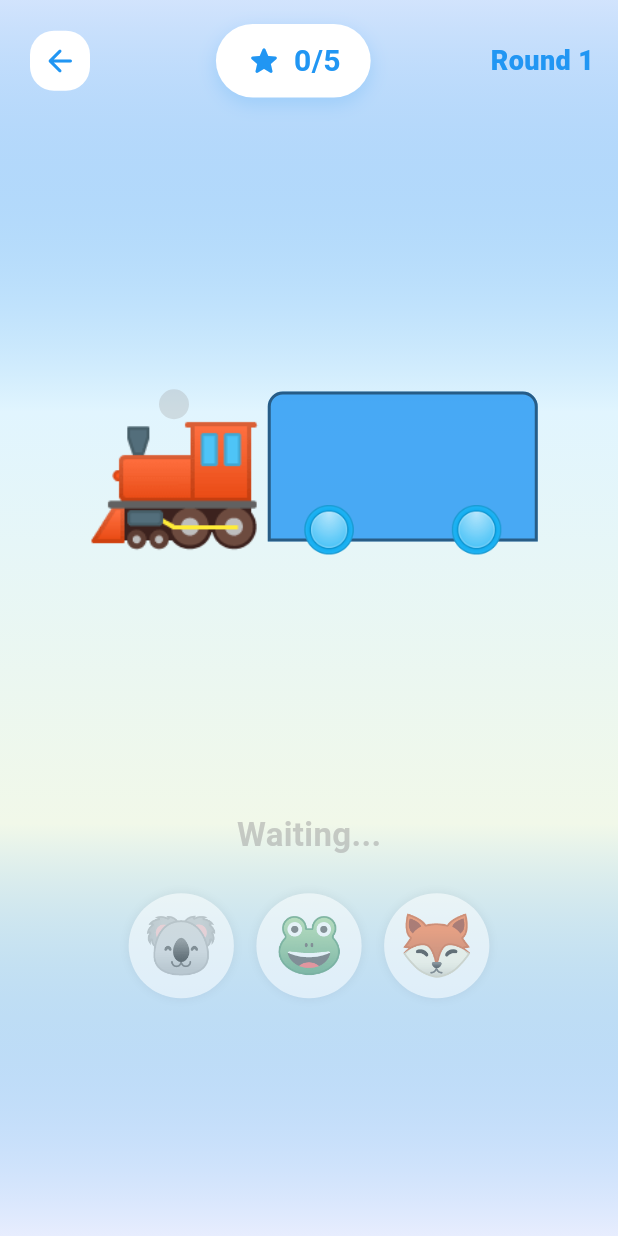
After one commit to codezzi-dev/puzzle_fun, a Flutter app: the TrainAdditionGame screen opened directly, on a phone screen of 412 x 824 dp. The commit adds this screen. Run offline on Flutter 3.47's test engine with Material 3 defaults, Android fonts, the phone set to English and light mode, and no system bars; our stand-ins replace audioplayers, equatable, flutter_riverpod, flutter_tts, universal_io; Roboto replaces fonts that are missing (Nunito).

Commit message:
Train passenger game add

```diff
--- /dev/null
+++ b/lib/train_addition/config_ta.dart
@@ -0,0 +1,229 @@
+import 'dart:math';
+import 'package:flutter/material.dart';
+import 'package:flutter_riverpod/flutter_riverpod.dart';
+
+/// Represents a passenger item for the train
+class PassengerItem {
+  final String emoji;
+  final String name;
+
+  const PassengerItem({required this.emoji, required this.name});
+}
+
+/// Palette of passengers for the train addition game
+const List<PassengerItem> passengerPalette = [
+  PassengerItem(emoji: '🐶', name: 'puppies'),
+  PassengerItem(emoji: '🐱', name: 'kittens'),
+  PassengerItem(emoji: '🐰', name: 'bunnies'),
+  PassengerItem(emoji: '🐼', name: 'pandas'),
+  PassengerItem(emoji: '🦁', name: 'lions'),
+  PassengerItem(emoji: '🐵', name: 'monkeys'),
+  PassengerItem(emoji: '🐸', name: 'frogs'),
+  PassengerItem(emoji: '🦊', name: 'foxes'),
+  PassengerItem(emoji: '🐻', name: 'bears'),
+  PassengerItem(emoji: '🐨', name: 'koalas'),
+];
+
+/// Game phases for Train Addition
+enum TrainAdditionPhase {
+  intro, // Train arrives empty
+  boardingInitial, // Boarding the FIRST group of passengers
+  boardingSecond, // Boarding the SECOND group of passengers
+  testing, // Question phase: "How many now?"
+  success, // Celebration phase
+}
+
+/// State for the Train Addition game
+class TrainAdditionState {
+  final List<PassengerItem> initialGroup;
+  final List<PassengerItem> boardingGroup;
+  final List<int> testOptions;
+  final int correctAnswer;
+  final TrainAdditionPhase phase;
+  final int score;
+  final int totalRounds;
+  final int currentRound;
+  final Color themeColor;
+  final int currentInitialTapped;
+  final int currentBoardingTapped;
+
+  const TrainAdditionState({
+    required this.initialGroup,
+    required this.boardingGroup,
+    required this.testOptions,
+    required this.correctAnswer,
+    required this.phase,
+    required this.score,
+    required this.totalRounds,
+    required this.currentRound,
+    required this.themeColor,
+    required this.currentInitialTapped,
+    required this.currentBoardingTapped,
+  });
+
+  factory TrainAdditionState.initial() {
+    final random = Random();
+
+    // Generate counts: 1-4 for initial, 1-4 for boarding
+    final initialCount = random.nextInt(3) + 2; // 2-4
+    final boardingCount = random.nextInt(3) + 2; // 2-4
+
+    // Pick unique-ish passengers for each group
+    List<PassengerItem> shuffled = List.from(passengerPalette)..shuffle(random);
+    final initialGroup = shuffled.take(initialCount).toList();
+    final boardingGroup = shuffled.skip(initialCount).take(boardingCount).toList();
+
+    final sum = initialCount + boardingCount;
+    final options = _generateOptions(sum, random);
+
+    final themeColors = [
+      Colors.blue,
+      Colors.green,
+      Colors.orange,
+      Colors.purple,
+      Colors.red,
+      Colors.teal,
+      Colors.indigo,
+      Colors.deepOrange,
+    ];
+
+    return TrainAdditionState(
+      initialGroup: initialGroup,
+      boardingGroup: boardingGroup,
+      testOptions: options,
+      correctAnswer: sum,
+      phase: TrainAdditionPhase.intro,
+      score: 0,
+      totalRounds: 5,
+      currentRound: 1,
+      themeColor: themeColors[random.nextInt(themeColors.length)],
+      currentInitialTapped: 0,
+      currentBoardingTapped: 0,
+    );
+  }
+
+  TrainAdditionState copyWith({
+    List<PassengerItem>? initialGroup,
+    List<PassengerItem>? boardingGroup,
+    List<int>? testOptions,
+    int? correctAnswer,
+    TrainAdditionPhase? phase,
+    int? score,
+    int? totalRounds,
+    int? currentRound,
+    Color? themeColor,
+    int? currentInitialTapped,
+    int? currentBoardingTapped,
+  }) {
+    return TrainAdditionState(
+      initialGroup: initialGroup ?? this.initialGroup,
+      boardingGroup: boardingGroup ?? this.boardingGroup,
+      testOptions: testOptions ?? this.testOptions,
+      correctAnswer: correctAnswer ?? this.correctAnswer,
+      phase: phase ?? this.phase,
+      score: score ?? this.score,
+      totalRounds: totalRounds ?? this.totalRounds,
+      currentRound: currentRound ?? this.currentRound,
+      themeColor: themeColor ?? this.themeColor,
+      currentInitialTapped: currentInitialTapped ?? this.currentInitialTapped,
+      currentBoardingTapped: currentBoardingTapped ?? this.currentBoardingTapped,
+    );
+  }
+}
+
+/// Generate answer options
+List<int> _generateOptions(int correctSum, Random random) {
+  Set<int> options = {correctSum};
+  while (options.length < 3) {
+    int offset = random.nextInt(3) + 1;
+    int val = random.nextBool() ? correctSum + offset : correctSum - offset;
+    if (val > 0 && val <= 10 && val != correctSum) {
+      options.add(val);
+    }
+  }
+  return options.toList()..shuffle(random);
+}
+
+/// Notifier for Train Addition game state
+class TrainAdditionNotifier extends Notifier<TrainAdditionState> {
+  final Random _random = Random();
+
+  @override
+  TrainAdditionState build() {
+    return TrainAdditionState.initial();
+  }
+
+  void startInitialPhase() {
+    state = state.copyWith(phase: TrainAdditionPhase.boardingInitial);
+  }
+
+  void incrementInitialTapped() {
+    if (state.currentInitialTapped < state.initialGroup.length) {
+      state = state.copyWith(currentInitialTapped: state.currentInitialTapped + 1);
+    }
+  }
+
+  void startSecondBoardingPhase() {
+    state = state.copyWith(phase: TrainAdditionPhase.boardingSecond);
+  }
+
+  void incrementBoardingTapped() {
+    if (state.currentBoardingTapped < state.boardingGroup.length) {
+      state = state.copyWith(currentBoardingTapped: state.currentBoardingTapped + 1);
+    }
+  }
+
+  void goToTest() {
+    state = state.copyWith(phase: TrainAdditionPhase.testing);
+  }
+
+  void checkAnswer(int selectedValue) {
+    if (selectedValue == state.correctAnswer) {
+      state = state.copyWith(phase: TrainAdditionPhase.success, score: state.score + 1);
+    }
+  }
+
+  void nextRound() {
+    if (state.currentRound >= state.totalRounds) {
+      state = TrainAdditionState.initial();
+    } else {
+      final initialCount = _random.nextInt(3) + 2; // 2-4
+      final boardingCount = _random.nextInt(3) + 2; // 2-4
+
+      List<PassengerItem> shuffled = List.from(passengerPalette)..shuffle(_random);
+      final initialGroup = shuffled.take(initialCount).toList();
+      final boardingGroup = shuffled.skip(initialCount).take(boardingCount).toList();
+
+      final sum = initialCount + boardingCount;
+      final options = _generateOptions(sum, _random);
+
+      final themeColors = [
+        Colors.blue,
+        Colors.green,
+        Colors.orange,
+        Colors.purple,
+        Colors.red,
+        Colors.teal,
+        Colors.indigo,
+        Colors.deepOrange,
+      ];
+
+      state = state.copyWith(
+        initialGroup: initialGroup,
+        boardingGroup: boardingGroup,
+        testOptions: options,
+        correctAnswer: sum,
+        phase: TrainAdditionPhase.intro,
+        currentRound: state.currentRound + 1,
+        themeColor: themeColors[_random.nextInt(themeColors.length)],
+        currentInitialTapped: 0,
+        currentBoardingTapped: 0,
+      );
+    }
+  }
+}
+
+/// Provider
+final trainAdditionProvider = NotifierProvider<TrainAdditionNotifier, TrainAdditionState>(() {
+  return TrainAdditionNotifier();
+}, isAutoDispose: true);
--- /dev/null
+++ b/lib/train_addition/train_addition_game.dart
@@ -0,0 +1,467 @@
+import 'package:flutter/material.dart';
+import 'package:flutter_riverpod/flutter_riverpod.dart';
+import '../shared/victory_audio_service.dart';
+import '../shared/tts_service.dart';
+import 'config_ta.dart';
+
+class TrainAdditionGame extends ConsumerStatefulWidget {
+  const TrainAdditionGame({super.key});
+
+  @override
+  ConsumerState<TrainAdditionGame> createState() => _TrainAdditionGameState();
+}
+
+class _TrainAdditionGameState extends ConsumerState<TrainAdditionGame>
+    with TickerProviderStateMixin {
+  late AnimationController _overlayController;
+  late Animation<double> _overlayScaleAnim;
+  late AnimationController _trainController;
+  late Animation<Offset> _trainEntryAnim;
+
+  TrainAdditionPhase? _lastSpokenPhase;
+
+  @override
+  void initState() {
+    super.initState();
+    tts.init();
+
+    _overlayController = AnimationController(
+      vsync: this,
+      duration: const Duration(milliseconds: 500),
+    );
+    _overlayScaleAnim = Tween<double>(
+      begin: 0.0,
+      end: 1.0,
+    ).animate(CurvedAnimation(parent: _overlayController, curve: Curves.elasticOut));
+
+    _trainController = AnimationController(
+      vsync: this,
+      duration: const Duration(milliseconds: 1500),
+    );
+    _trainEntryAnim = Tween<Offset>(
+      begin: const Offset(-2.0, 0.0),
+      end: Offset.zero,
+    ).animate(CurvedAnimation(parent: _trainController, curve: Curves.easeOutBack));
+
+    _trainController.forward();
+  }
+
+  void _speak(String text) {
+    tts.speak(text);
+  }
+
+  @override
+  void dispose() {
+    tts.stop();
+    _overlayController.dispose();
+    _trainController.dispose();
+    super.dispose();
+  }
+
+  @override
+  Widget build(BuildContext context) {
+    final state = ref.watch(trainAdditionProvider);
+    final notifier = ref.read(trainAdditionProvider.notifier);
+
+    // Handle phase changes with TTS
+    if (state.phase != _lastSpokenPhase) {
+      _lastSpokenPhase = state.phase;
+      _handlePhaseChange(state, notifier);
+    }
+
+    return Scaffold(
+      body: Container(
+        decoration: BoxDecoration(
+          gradient: LinearGradient(
+            begin: Alignment.topCenter,
+            end: Alignment.bottomCenter,
+            colors: [
+              state.themeColor.withValues(alpha: 0.2),
+              const Color(0xFFE1F5FE),
+              const Color(0xFFF1F8E9),
+              state.themeColor.withValues(alpha: 0.1),
+            ],
+          ),
+        ),
+        child: SafeArea(
+          child: Stack(
+            children: [
+              Column(
+                children: [
+                  _buildAppBar(context, state),
+                  Expanded(child: _buildMainArea(state, notifier)),
+                ],
+              ),
+              if (state.phase == TrainAdditionPhase.success) _buildSuccessOverlay(state, notifier),
+            ],
+          ),
+        ),
+      ),
+    );
+  }
+
+  void _handlePhaseChange(TrainAdditionState state, TrainAdditionNotifier notifier) async {
+    switch (state.phase) {
+      case TrainAdditionPhase.intro:
+        _speak("The train is coming! It's empty and ready for passengers.");
+        await Future.delayed(const Duration(seconds: 3));
+        notifier.startInitialPhase();
+        break;
+      case TrainAdditionPhase.boardingInitial:
+        _speak(
+          "Look at the ${state.initialGroup.length} friends waiting! Tap each one to help them board the train.",
+        );
+        break;
+      case TrainAdditionPhase.boardingSecond:
+        _speak(
+          "Here come ${state.boardingGroup.length} more friends! Tap them to get on the train too!",
+        );
+        break;
+      case TrainAdditionPhase.testing:
+        _speak("How many friends are on the train now? Tap the correct number!");
+        break;
+      case TrainAdditionPhase.success:
+        _overlayController.forward(from: 0);
+        await victoryAudio.playVictorySound();
+        await victoryAudio.waitForCompletion();
+        _speak(
+          "All aboard! ${state.initialGroup.length} plus ${state.boardingGroup.length} equals ${state.correctAnswer}!",
+        );
+        break;
+    }
+  }
+
+  Widget _buildAppBar(BuildContext context, TrainAdditionState state) {
+    return Padding(
+      padding: const EdgeInsets.all(16.0),
+      child: Row(
+        children: [
+          IconButton(
+            onPressed: () => Navigator.pop(context),
+            icon: const Icon(Icons.arrow_back_rounded),
+            style: IconButton.styleFrom(
+              backgroundColor: Colors.white,
+              foregroundColor: state.themeColor,
+              shape: RoundedRectangleBorder(borderRadius: BorderRadius.circular(16)),
+            ),
+          ),
+          const Spacer(),
+          Container(
+            padding: const EdgeInsets.symmetric(horizontal: 20, vertical: 10),
+            decoration: BoxDecoration(
+              color: Colors.white,
+              borderRadius: BorderRadius.circular(25),
+              boxShadow: [
+                BoxShadow(
+                  color: state.themeColor.withValues(alpha: 0.2),
+                  blurRadius: 10,
+                  offset: const Offset(0, 4),
+                ),
+              ],
+            ),
+            child: Row(
+              children: [
+                Icon(Icons.star_rounded, color: state.themeColor, size: 24),
+                const SizedBox(width: 8),
+                Text(
+                  '${state.score}/${state.totalRounds}',
+                  style: TextStyle(
+                    fontSize: 20,
+                    fontWeight: FontWeight.bold,
+                    color: state.themeColor,
+                  ),
+                ),
+              ],
+            ),
+          ),
+          const Spacer(),
+          Text(
+            'Round ${state.currentRound}',
+            style: TextStyle(fontSize: 18, fontWeight: FontWeight.w800, color: state.themeColor),
+          ),
+        ],
+      ),
+    );
+  }
+
+  Widget _buildMainArea(TrainAdditionState state, TrainAdditionNotifier notifier) {
+    return Column(
+      children: [
+        const Spacer(),
+        // Train Area
+        SlideTransition(position: _trainEntryAnim, child: _buildTrain(state, notifier)),
+        const Spacer(),
+        // Boarding Area (always visible except success)
+        if (state.phase != TrainAdditionPhase.success) _buildBoardingArea(state, notifier),
+        if (state.phase == TrainAdditionPhase.testing) _buildTestingArea(state, notifier),
+        const Spacer(),
+      ],
+    );
+  }
+
+  Widget _buildTrain(TrainAdditionState state, TrainAdditionNotifier notifier) {
+    return Container(
+      height: 150,
+      margin: const EdgeInsets.symmetric(horizontal: 20),
+      child: Row(
+        mainAxisAlignment: MainAxisAlignment.center,
+        children: [
+          // Engine
+          _buildEngine(state.themeColor),
+          // Car with passengers
+          _buildTrainCar(state, notifier),
+        ],
+      ),
+    );
+  }
+
+  Widget _buildEngine(Color color) {
+    return Stack(
+      alignment: Alignment.center,
+      children: [
+        Text('🚂', style: const TextStyle(fontSize: 100)),
+        Positioned(
+          top: 20,
+          child: Container(
+            width: 20,
+            height: 20,
+            decoration: BoxDecoration(
+              color: Colors.grey.withValues(alpha: 0.3),
+              shape: BoxShape.circle,
+            ),
+          ),
+        ),
+      ],
+    );
+  }
+
+  Widget _buildTrainCar(TrainAdditionState state, TrainAdditionNotifier notifier) {
+    return Container(
+      width: 180,
+      height: 100,
+      decoration: BoxDecoration(
+        color: state.themeColor.withValues(alpha: 0.8),
+        borderRadius: const BorderRadius.only(
+          topLeft: Radius.circular(10),
+          topRight: Radius.circular(10),
+        ),
+        border: Border.all(color: Colors.black45, width: 2),
+      ),
+      child: Stack(
+        clipBehavior: Clip.none,
+        children: [
+          // Wheels
+          Positioned(
+            bottom: -15,
+            left: 20,
+            child: Text('🔘', style: const TextStyle(fontSize: 30)),
+          ),
+          Positioned(
+            bottom: -15,
+            right: 20,
+            child: Text('🔘', style: const TextStyle(fontSize: 30)),
+          ),
+          // Passengers
+          Center(
+            child: Wrap(
+              spacing: 4,
+              runSpacing: 4,
+              alignment: WrapAlignment.center,
+              children: [
+                ...List.generate(state.currentInitialTapped, (index) {
+                  return Text(
+                    state.initialGroup[index].emoji,
+                    style: const TextStyle(fontSize: 35),
+                  );
+                }),
+                ...List.generate(state.currentBoardingTapped, (index) {
+                  return Text(
+                    state.boardingGroup[index].emoji,
+                    style: const TextStyle(fontSize: 35),
+                  );
+                }),
+              ],
+            ),
+          ),
+        ],
+      ),
+    );
+  }
+
+  Widget _buildBoardingArea(TrainAdditionState state, TrainAdditionNotifier notifier) {
+    bool isInitialBoarding = state.phase == TrainAdditionPhase.boardingInitial;
+    bool isSecondBoarding = state.phase == TrainAdditionPhase.boardingSecond;
+
+    // Choose which group of passengers to show below
+    List<PassengerItem> currentItems = isSecondBoarding ? state.boardingGroup : state.initialGroup;
+    int tappedCount = isSecondBoarding ? state.currentBoardingTapped : state.currentInitialTapped;
+
+    return Opacity(
+      opacity: isInitialBoarding || isSecondBoarding ? 1.0 : 0.5,
+      child: Column(
+        children: [
+          Text(
+            isInitialBoarding || isSecondBoarding ? "Tap the friends to board!" : "Waiting...",
+            style: TextStyle(
+              fontSize: 22,
+              fontWeight: FontWeight.bold,
+              color: isInitialBoarding || isSecondBoarding ? state.themeColor : Colors.grey,
+            ),
+          ),
+          const SizedBox(height: 20),
+          Wrap(
+            spacing: 15,
+            children: List.generate(currentItems.length, (index) {
+              bool hasBoarded = index < tappedCount;
+              return GestureDetector(
+                onTap: () {
+                  if (isInitialBoarding && index == state.currentInitialTapped) {
+                    notifier.incrementInitialTapped();
+                    _speak("${index + 1}");
+                    if (index + 1 == currentItems.length) {
+                      Future.delayed(
+                        const Duration(seconds: 1),
+                        () => notifier.startSecondBoardingPhase(),
+                      );
+                    }
+                  } else if (isSecondBoarding && index == state.currentBoardingTapped) {
+                    notifier.incrementBoardingTapped();
+                    _speak("${state.initialGroup.length + index + 1}");
+                    if (index + 1 == currentItems.length) {
+                      Future.delayed(const Duration(seconds: 1), () => notifier.goToTest());
+                    }
+                  }
+                },
+                child: AnimatedOpacity(
+                  opacity: hasBoarded ? 0.0 : 1.0,
+                  duration: const Duration(milliseconds: 300),
+                  child: Container(
+                    padding: const EdgeInsets.all(10),
+                    decoration: BoxDecoration(
+                      color: Colors.white,
+                      shape: BoxShape.circle,
+                      boxShadow: [BoxShadow(color: Colors.black12, blurRadius: 5)],
+                    ),
+                    child: Text(currentItems[index].emoji, style: const TextStyle(fontSize: 40)),
+                  ),
+                ),
+              );
+            }),
+          ),
+        ],
+      ),
+    );
+  }
+
+  Widget _buildTestingArea(TrainAdditionState state, TrainAdditionNotifier notifier) {
+    return Column(
+      children: [
+        const Text(
+          "How many in total?",
+          style: TextStyle(fontSize: 24, fontWeight: FontWeight.bold),
+        ),
+        const SizedBox(height: 20),
+        Row(
+          mainAxisAlignment: MainAxisAlignment.center,
+          children: state.testOptions.map((option) {
+            return Padding(
+              padding: const EdgeInsets.symmetric(horizontal: 10),
+              child: GestureDetector(
+                onTap: () {
+                  if (option == state.correctAnswer) {
+                    notifier.checkAnswer(option);
+                  } else {
+                    _speak("Try again! Count all the friends on the train.");
+                  }
+                },
+                child: Container(
+                  width: 80,
+                  height: 80,
+                  decoration: BoxDecoration(
+                    color: Colors.white,
+                    borderRadius: BorderRadius.circular(20),
+                    boxShadow: [
+                      BoxShadow(
+                        color: state.themeColor.withValues(alpha: 0.3),
+                        blurRadius: 10,
+                        offset: const Offset(0, 5),
+                      ),
+                    ],
+                    border: Border.all(color: state.themeColor, width: 2),
+                  ),
+                  child: Center(
+                    child: Text(
+                      "$option",
+                      style: TextStyle(
+                        fontSize: 35,
+                        fontWeight: FontWeight.bold,
+                        color: state.themeColor,
+                      ),
+                    ),
+                  ),
+                ),
+              ),
+            );
+          }).toList(),
+        ),
+      ],
+    );
+  }
+
+  Widget _buildSuccessOverlay(TrainAdditionState state, TrainAdditionNotifier notifier) {
+    return Container(
+      color: Colors.black54,
+      child: Center(
+        child: ScaleTransition(
+          scale: _overlayScaleAnim,
+          child: Container(
+            margin: const EdgeInsets.all(32),
+            padding: const EdgeInsets.all(32),
+            decoration: BoxDecoration(
+              color: Colors.white,
+              borderRadius: BorderRadius.circular(32),
+              boxShadow: [BoxShadow(color: Colors.black26, blurRadius: 20)],
+            ),
+            child: Column(
+              mainAxisSize: MainAxisSize.min,
+              children: [
+                const Text('🚂✨⭐', style: TextStyle(fontSize: 50)),
+                const SizedBox(height: 20),
+                Text(
+                  '${state.initialGroup.length} + ${state.boardingGroup.length} = ${state.correctAnswer}',
+                  style: TextStyle(
+                    fontSize: 40,
+                    fontWeight: FontWeight.w900,
+                    color: state.themeColor,
+                  ),
+                ),
+                const SizedBox(height: 10),
+                const Text(
+                  'FANTASTIC!',
+                  style: TextStyle(fontSize: 28, fontWeight: FontWeight.bold),
+                ),
+                const SizedBox(height: 30),
+                ElevatedButton.icon(
+                  onPressed: () => notifier.nextRound(),
+                  icon: Icon(
+                    state.currentRound >= state.totalRounds ? Icons.refresh : Icons.arrow_forward,
+                  ),
+                  label: Text(
+                    state.currentRound >= state.totalRounds ? "Play Again" : "Next Round",
+                  ),
+                  style: ElevatedButton.styleFrom(
+                    backgroundColor: state.themeColor,
+                    foregroundColor: Colors.white,
+                    padding: const EdgeInsets.symmetric(horizontal: 30, vertical: 15),
+                    textStyle: const TextStyle(fontSize: 20, fontWeight: FontWeight.bold),
+                    shape: RoundedRectangleBorder(borderRadius: BorderRadius.circular(20)),
+                  ),
+                ),
+              ],
+            ),
+          ),
+        ),
+      ),
+    );
+  }
+}
```
Also changed, not shown: lib/game_selection.dart (+8 -0 lines).
